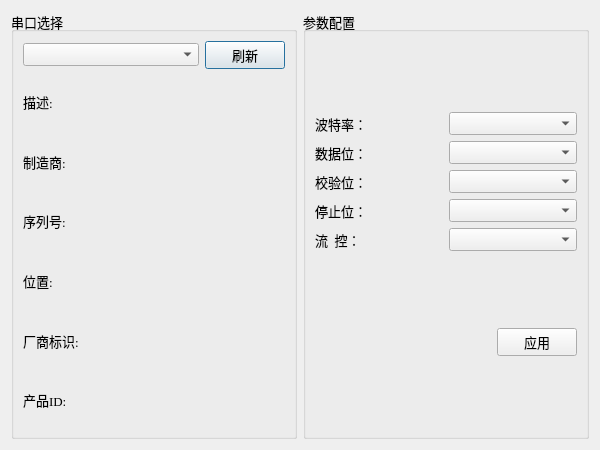
The window that CrossroadGradeManageSystem/pages/connect/settingsdialog.ui (JyamlamLaiHust/MotorcrossManagementSystem) describes before a commit, drawn with Qt 5.
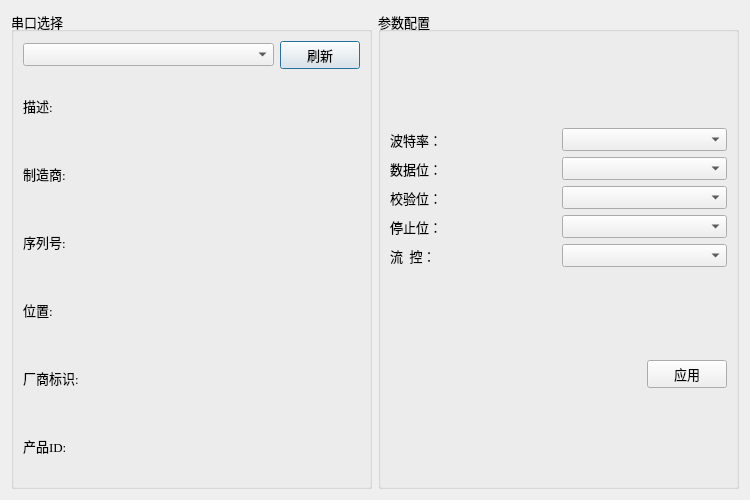
The same window after the commit.

What changed in the file:
```diff
--- a/CrossroadGradeManageSystem/pages/connect/settingsdialog.ui
+++ b/CrossroadGradeManageSystem/pages/connect/settingsdialog.ui
@@ -6,8 +6,8 @@
    <rect>
     <x>0</x>
     <y>0</y>
-    <width>600</width>
-    <height>450</height>
+    <width>750</width>
+    <height>500</height>
    </rect>
   </property>
   <property name="maximumSize">
```
